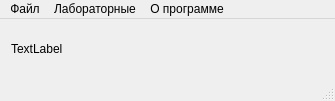
The window that MainApplication/mainapplication.ui (AiK312/Computer-Graphics) describes before a commit, drawn with Qt 5.
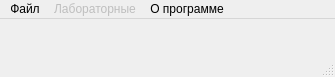
The same window after the commit.

```diff
--- a/MainApplication/mainapplication.ui
+++ b/MainApplication/mainapplication.ui
@@ -7,7 +7,7 @@
     <x>0</x>
     <y>0</y>
     <width>335</width>
-    <height>101</height>
+    <height>57</height>
    </rect>
   </property>
   <property name="windowTitle">
@@ -18,7 +18,7 @@
     <item row="0" column="0">
      <widget class="QLabel" name="label">
       <property name="text">
-       <string>TextLabel</string>
+       <string/>
       </property>
      </widget>
     </item>
@@ -33,7 +33,10 @@
      <height>21</height>
     </rect>
    </property>
-   <widget class="QMenu" name="menu">
+   <widget class="QMenu" name="menuLabs">
+    <property name="enabled">
+     <bool>false</bool>
+    </property>
     <property name="title">
      <string>Лабораторные</string>
     </property>
@@ -57,7 +60,7 @@
     <addaction name="actionExit"/>
    </widget>
    <addaction name="menu_3"/>
-   <addaction name="menu"/>
+   <addaction name="menuLabs"/>
    <addaction name="menu_2"/>
   </widget>
   <widget class="QStatusBar" name="statusBar"/>
```
Left out of the diff: 31 changed lines with no effect on the pictures.
